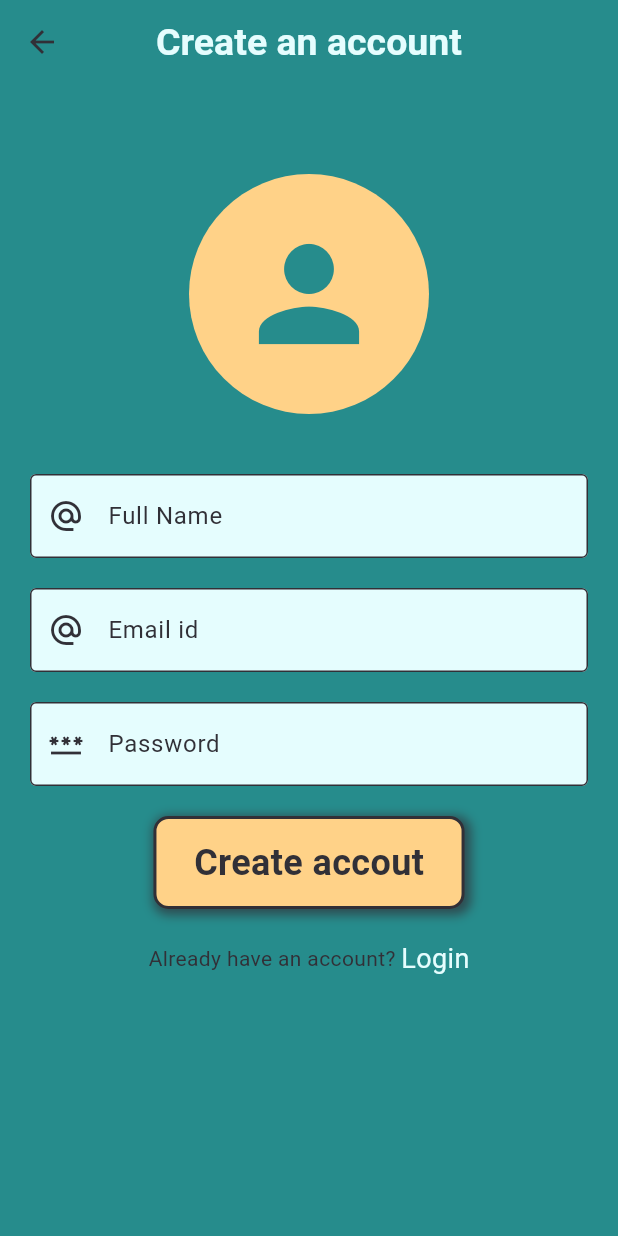
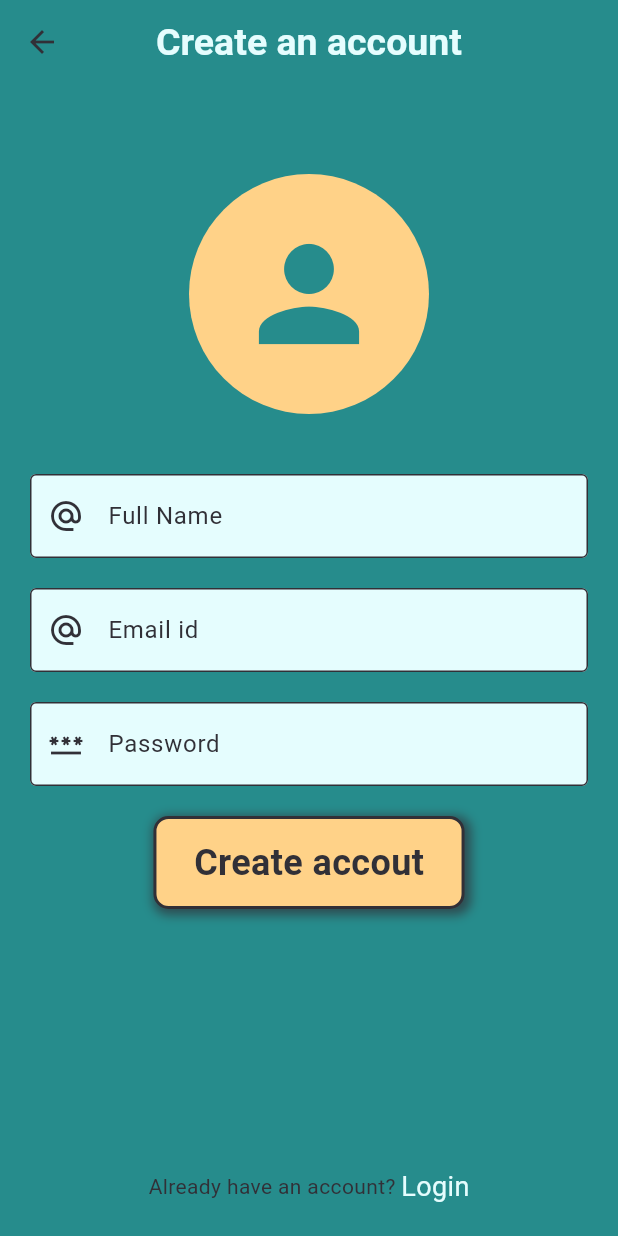
Before and after one commit to Nitishroy-7033/Todo-App-With-Appwrite--Flutter_hero-, a Flutter app: the screen it shows after launch, after a tap on "Create an account", on a phone screen of 412 x 824 dp. Run offline on Flutter 3.47's test engine with Material 3 defaults, Android fonts, the phone set to English and light mode, and no system bars; our stand-ins replace appwrite, get.

Commit message:
[AUTH-UI] Sifted text to bottom

```diff
--- a/lib/pages/auth/login_page.dart
+++ b/lib/pages/auth/login_page.dart
@@ -54,6 +54,7 @@ class LoginPage extends StatelessWidget {
               ],
             ),
             SizedBox(height: 20),
+            Spacer(),
             Row(
               mainAxisAlignment: MainAxisAlignment.center,
               children: [
--- a/lib/pages/auth/singup_page.dart
+++ b/lib/pages/auth/singup_page.dart
@@ -35,7 +35,8 @@ class SignupPage extends StatelessWidget {
             ),
            const SizedBox(height: 40),
             TextFormField(
-              decoration: const InputDecoration(
+              decoration:  InputDecoration(
+
                 hintText: "Full Name",
                 prefixIcon: Icon(Icons.alternate_email)
               ),
@@ -65,6 +66,7 @@ class SignupPage extends StatelessWidget {
               ],
             ),
             const SizedBox(height: 20),
+            Spacer(),
             Row(
               mainAxisAlignment: MainAxisAlignment.center,
               children: [
```
